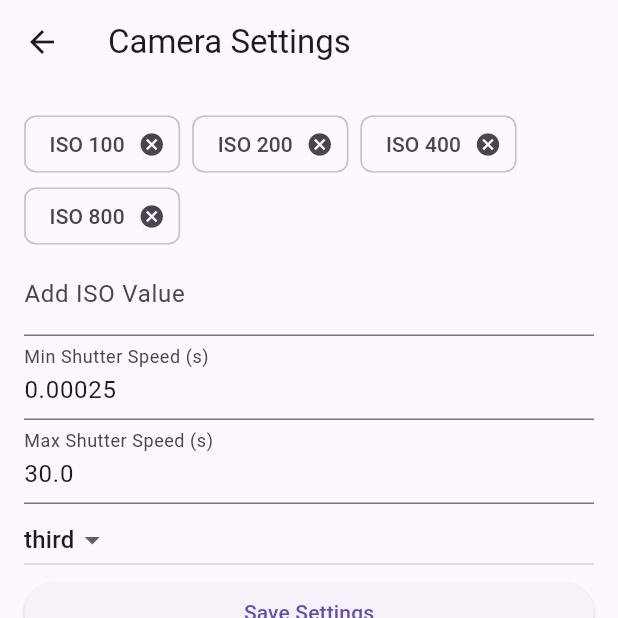
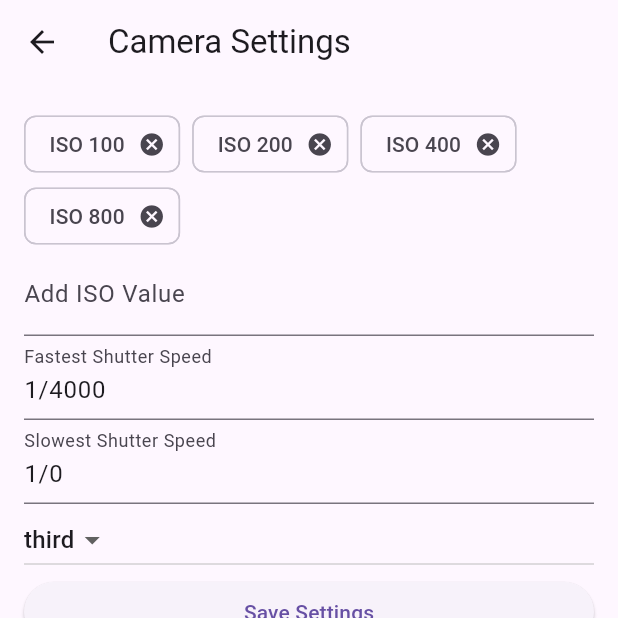
Before and after one commit to jpfelgueiras/sunny16, a Flutter app: the screen it shows after launch, after a tap on the "settings" icon, on a phone screen of 412 x 824 dp, the top half of it. Run offline on Flutter 3.47's test engine with Material 3 defaults, Android fonts, the light colour scheme and no system bars; our stand-ins replace shared_preferences.

Commit message:
Correct display of shutter speeds

```diff
--- a/lib/settings_screen.dart
+++ b/lib/settings_screen.dart
@@ -2,6 +2,7 @@
 import 'package:flutter/material.dart';
 import 'package:sunny16/settings_model.dart';
 import 'package:sunny16/settings_repository.dart';
+import 'package:sunny16/fraction_input_formatter.dart';
 
 class SettingsScreen extends StatefulWidget {
   const SettingsScreen({super.key});
@@ -27,8 +28,8 @@ class _SettingsScreenState extends State<SettingsScreen> {
     final settings = await SettingsRepository().loadSettings();
     setState(() {
       _isoValues.addAll(settings.isoValues);
-      _minController.text = settings.minShutterSpeed.toString();
-      _maxController.text = settings.maxShutterSpeed.toString();
+      _minController.text = FractionInputFormatter.doubleToFraction(settings.minShutterSpeed);
+      _maxController.text = FractionInputFormatter.doubleToFraction(settings.maxShutterSpeed);
       _stopIncrement = settings.stopIncrement; // Load stop increment
     });
   }
@@ -37,8 +38,8 @@ class _SettingsScreenState extends State<SettingsScreen> {
     if (_formKey.currentState!.validate()) {
       final settings = CameraSettings(
         isoValues: _isoValues,
-        minShutterSpeed: double.parse(_minController.text),
-        maxShutterSpeed: double.parse(_maxController.text),
+        minShutterSpeed: FractionInputFormatter.parseFraction(_minController.text),
+        maxShutterSpeed: FractionInputFormatter.parseFraction(_maxController.text),
         stopIncrement: _stopIncrement, // Save stop increment
       );
 
@@ -90,15 +91,17 @@ class _SettingsScreenState extends State<SettingsScreen> {
             // Shutter Speed Inputs
             TextFormField(
               controller: _minController,
-              keyboardType: TextInputType.numberWithOptions(decimal: true),
+              keyboardType: TextInputType.text,
+              inputFormatters: [FractionInputFormatter()],
               validator: (v) => v!.isEmpty ? 'Required' : null,
-              decoration: InputDecoration(labelText: 'Min Shutter Speed (s)'),
+              decoration: InputDecoration(labelText: 'Fastest Shutter Speed'),
             ),
             TextFormField(
               controller: _maxController,
-              keyboardType: TextInputType.numberWithOptions(decimal: true),
+              keyboardType: TextInputType.text,
+              inputFormatters: [FractionInputFormatter()],
               validator: (v) => v!.isEmpty ? 'Required' : null,
-              decoration: InputDecoration(labelText: 'Max Shutter Speed (s)'),
+              decoration: InputDecoration(labelText: 'Slowest Shutter Speed'),
             ),
 
             // Stop Increment Selector
```
Also changed, not shown: lib/fraction_input_formatter.dart (added, +44 -0 lines).
